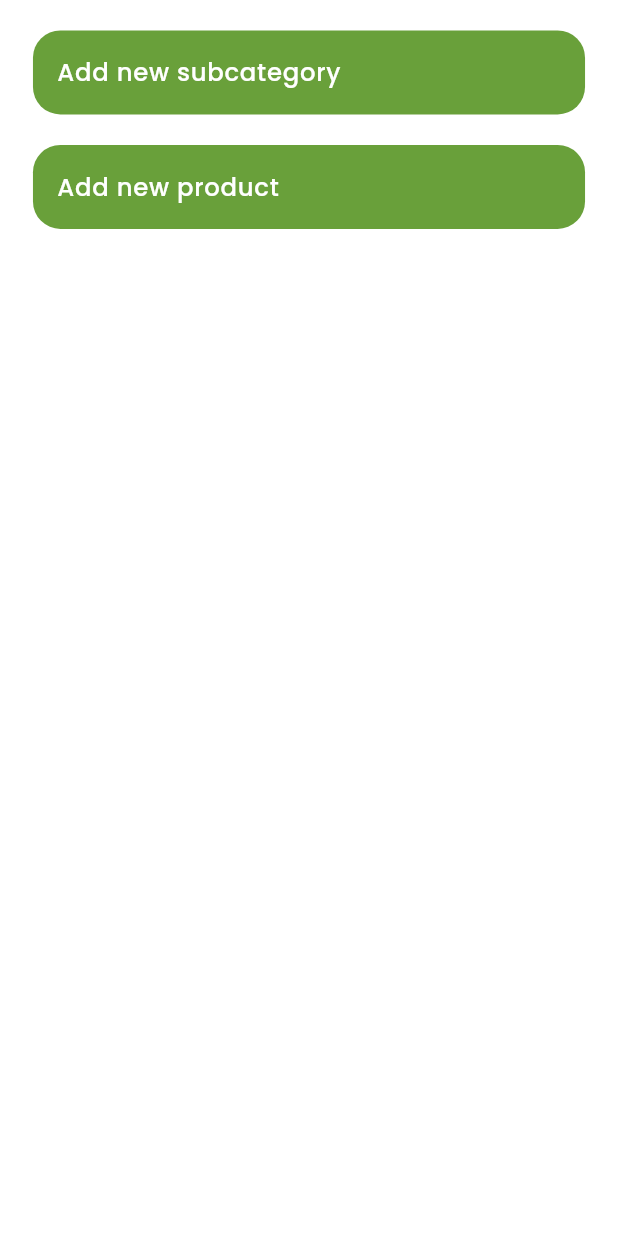
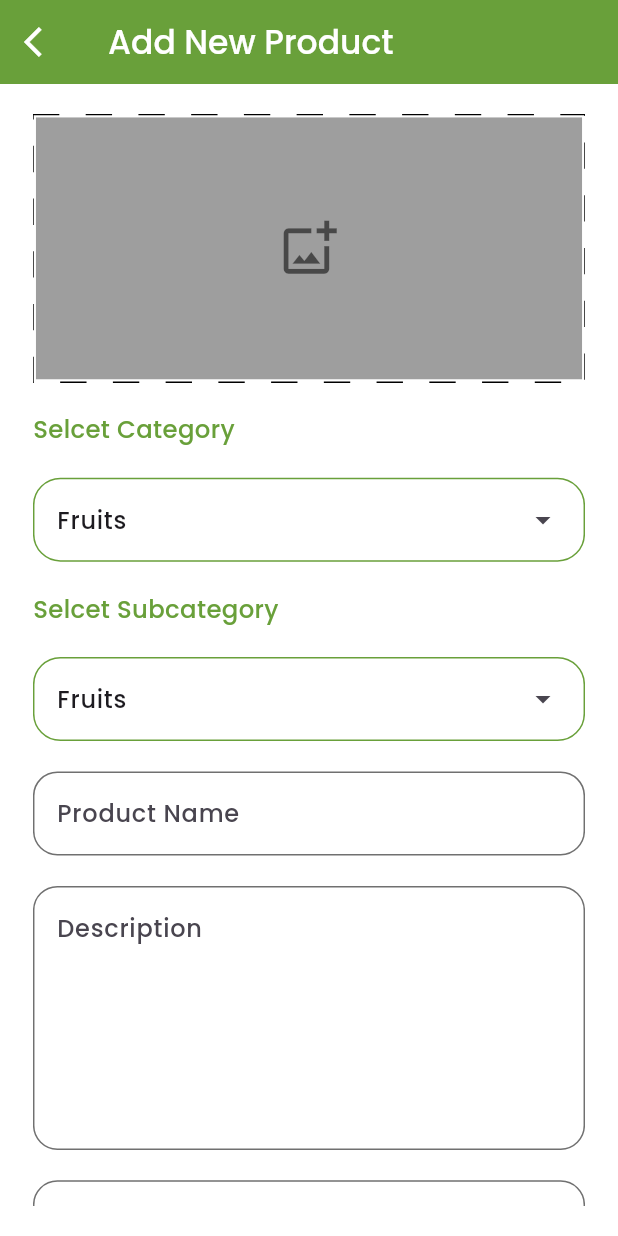
Before and after one commit to ahs25001/fruit_market, a Flutter app: the AddDataScreen screen opened directly, after a tap on "Add new product", on a phone screen of 412 x 824 dp. Run offline on Flutter 3.47's test engine with Material 3 defaults, Android fonts, the phone set to English and light mode, and no system bars; drawn by our look-alikes of dotted_border; our stand-ins replace animate_do, bloc, cloud_firestore, dartz, firebase_auth, firebase_core and 7 more; missing offline and left inert: flutter_facebook_auth; accounts and stored records are empty.

Commit message:
start in add product sreen
Signed-off-by: Ahmed Hassen <ahsn50071@gmail.com>

```diff
--- a/lib/core/utils/app_colors.dart
+++ b/lib/core/utils/app_colors.dart
@@ -4,3 +4,4 @@ Color primaryColor = const Color(0XFF69A03A);
 Color borderColor = const Color(0XFF707070);
 Color slectedTabColor = const Color(0XFFCC7D00);
 Color rateColor = const Color(0XFFFFB238);
+Color discriptionColor=const Color(0XFF626262);
--- a/lib/features/add_data/presentation/pages/add_data_screen.dart
+++ b/lib/features/add_data/presentation/pages/add_data_screen.dart
@@ -3,6 +3,7 @@ import 'package:flutter_bloc/flutter_bloc.dart';
 import 'package:flutter_screenutil/flutter_screenutil.dart';
 import 'package:fruit_market/core/utils/app_colors.dart';
 import 'package:fruit_market/features/add_data/presentation/cubit/add_data_cubit.dart';
+import 'package:fruit_market/features/add_data/presentation/pages/add_new_product_screen.dart';
 import 'package:fruit_market/features/add_data/presentation/wedgits/add_sub_category_dialog.dart';
 import 'package:get/get.dart' as getx;
 
@@ -90,7 +91,9 @@ class AddDataScreen extends StatelessWidget {
                           fontSize: 16.sp,
                           fontWeight: FontWeight.w600),
                     ),
-                    onTap: () {},
+                    onTap: () {
+                      getx.Get.to(AddNewProductScreen(),transition: getx.Transition.rightToLeftWithFade);
+                    },
                   ),
                 ],
               ),
--- /dev/null
+++ b/lib/features/add_data/presentation/pages/add_new_product_screen.dart
@@ -0,0 +1,152 @@
+import 'package:dotted_border/dotted_border.dart';
+import 'package:flutter/material.dart';
+import 'package:flutter_screenutil/flutter_screenutil.dart';
+import 'package:fruit_market/core/utils/app_colors.dart';
+import 'package:fruit_market/features/add_data/presentation/wedgits/input_data_field.dart';
+import 'package:get/get.dart' as getx;
+
+class AddNewProductScreen extends StatelessWidget {
+  const AddNewProductScreen({Key? key}) : super(key: key);
+
+  @override
+  Widget build(BuildContext context) {
+    return Scaffold(
+      // resizeToAvoidBottomInset: false,
+      appBar: AppBar(
+        leading: InkWell(
+          onTap: () => getx.Get.back(),
+          child: const Icon(
+            Icons.arrow_back_ios,
+            color: Colors.white,
+          ),
+        ),
+        backgroundColor: primaryColor,
+        title: const Text(
+          'Add New Product',
+          style: TextStyle(color: Colors.white),
+        ),
+      ),
+      body: Padding(
+        padding: EdgeInsets.symmetric(horizontal: 20.w, vertical: 20.h),
+        child: SingleChildScrollView(
+          child: Column(
+            crossAxisAlignment: CrossAxisAlignment.start,
+            children: [
+              DottedBorder(
+                color: Colors.black,
+                dashPattern: [16.w, 16.w, 16.w, 16.w],
+                child: Container(
+                    color: Colors.grey,
+                    width: double.infinity,
+                    height: 172.h,
+                    child: Icon(
+                      Icons.add_photo_alternate_outlined,
+                      color: Colors.black54,
+                      size: 40.sp,
+                    )),
+              ),
+              SizedBox(
+                height: 20.h,
+              ),
+              Text("Selcet Category",
+                  style: TextStyle(fontSize: 16.sp, color: primaryColor)),
+              SizedBox(
+                height: 20.h,
+              ),
+              DropdownMenu(
+                  width: double.infinity,
+                  menuStyle: MenuStyle(
+                    surfaceTintColor: WidgetStatePropertyAll(primaryColor),
+                    shape: WidgetStatePropertyAll(RoundedRectangleBorder(
+                      borderRadius: BorderRadius.circular(18.r),
+                      side: BorderSide(color: primaryColor),
+                    )),
+                    backgroundColor: WidgetStatePropertyAll(Colors.white),
+                  ),
+                  initialSelection: "fruits",
+                  inputDecorationTheme: InputDecorationTheme(
+                      hoverColor: primaryColor,
+                      enabledBorder: OutlineInputBorder(
+                        borderRadius: BorderRadius.circular(18.r),
+                        borderSide: BorderSide(color: primaryColor),
+                      ),
+                      border: OutlineInputBorder(
+                        borderRadius: BorderRadius.circular(18.r),
+                        borderSide: BorderSide(color: primaryColor),
+                      )),
+                  dropdownMenuEntries: [
+                    DropdownMenuEntry(label: "Fruits", value: "fruits"),
+                    DropdownMenuEntry(label: "Vegetables", value: "vegetables"),
+                    DropdownMenuEntry(label: "Dry Fruits", value: "dry Fruits"),
+                  ]),
+              SizedBox(
+                height: 20.h,
+              ),
+              Text("Selcet Subcategory",
+                  style: TextStyle(fontSize: 16.sp, color: primaryColor)),
+              SizedBox(
+                height: 20.h,
+              ),
+              DropdownMenu(
+                  width: double.infinity,
+                  menuStyle: MenuStyle(
+                    surfaceTintColor: WidgetStatePropertyAll(primaryColor),
+                    shape: WidgetStatePropertyAll(RoundedRectangleBorder(
+                      borderRadius: BorderRadius.circular(18.r),
+                      side: BorderSide(color: primaryColor),
+                    )),
+                    backgroundColor: WidgetStatePropertyAll(Colors.white),
+                  ),
+                  initialSelection: "fruits",
+                  inputDecorationTheme: InputDecorationTheme(
+                      hoverColor: primaryColor,
+                      enabledBorder: OutlineInputBorder(
+                        borderRadius: BorderRadius.circular(18.r),
+                        borderSide: BorderSide(color: primaryColor),
+                      ),
+                      border: OutlineInputBorder(
+                        borderRadius: BorderRadius.circular(18.r),
+                        borderSide: BorderSide(color: primaryColor),
+                      )),
+                  dropdownMenuEntries: [
+                    DropdownMenuEntry(label: "Fruits", value: "fruits"),
+                    DropdownMenuEntry(label: "Vegetables", value: "vegetables"),
+                    DropdownMenuEntry(label: "Dry Fruits", value: "dry Fruits"),
+                  ]),
+              SizedBox(height: 20.h),
+              InputDataField(
+                onSubmit: () {},
+                hint: "Product Name",
+                isDecription: false,
+                controller: TextEditingController(),
+                focusNode: FocusNode(),
+                isNumber: false,
+              ),
+              SizedBox(height: 20.h),
+              InputDataField(
+                onSubmit: () {},
+                hint: "Description",
+                isDecription: true,
+                controller: TextEditingController(),
+                focusNode: FocusNode(),
+                isNumber: false,
+              ),
+              SizedBox(height: 20.h),
+              InputDataField(
+                onSubmit: () {},
+                hint: "Price per/kg",
+                isDecription: false,
+                controller: TextEditingController(),
+                focusNode: FocusNode(),
+                isNumber: true,
+              ),
+              SizedBox(height: 20.h),
+              // ElevatedButton(onPressed: () {}, child: Tex)
+
+            ],
+          ),
+        ),
+      ),
+    );
+  }
+}
--- /dev/null
+++ b/lib/features/add_data/presentation/wedgits/input_data_field.dart
@@ -0,0 +1,50 @@
+import 'package:flutter/material.dart';
+import 'package:flutter_screenutil/flutter_screenutil.dart';
+import 'package:fruit_market/core/utils/app_colors.dart';
+
+// ignore: must_be_immutable
+class InputDataField extends StatelessWidget {
+  String hint;
+  TextEditingController controller;
+  bool isDecription;
+  bool isNumber;
+  FocusNode focusNode;
+  VoidCallback onSubmit;
+
+  InputDataField({
+    super.key,
+    required this.onSubmit,
+    required this.hint,
+    required this.focusNode,
+    required this.controller,
+    required this.isDecription,
+    required this.isNumber,
+  });
+
+  @override
+  Widget build(BuildContext context) {
+    return TextFormField(
+      keyboardType: isNumber ? TextInputType.number : TextInputType.text,
+      cursorOpacityAnimates: true,
+      controller: controller,
+      focusNode: focusNode,
+      onFieldSubmitted: (value) => onSubmit(),
+      decoration: InputDecoration(
+        border: OutlineInputBorder(
+          borderRadius: BorderRadius.circular(16.r),
+        ),
+        focusedBorder: OutlineInputBorder(
+          borderRadius: BorderRadius.circular(16.r),
+          borderSide: BorderSide(color: primaryColor),
+        ),
+        enabledBorder: OutlineInputBorder(
+          borderRadius: BorderRadius.circular(16.r),
+          borderSide: BorderSide(color: borderColor),
+        ),
+        hintText: hint,
+
+      ),
+      maxLines: isDecription ? 6 : 1,
+    );
+  }
+}
--- a/pubspec.yaml
+++ b/pubspec.yaml
@@ -49,6 +49,7 @@ dependencies:
   cloud_firestore: ^5.6.2
   flutter_rating: ^2.0.2
   dartz: ^0.10.1
+  dotted_border: ^2.1.0
 dev_dependencies:
   flutter_test:
     sdk: flutter
```
Also changed, not shown: lib/features/home/presentation/widgets/fruit_item.dart (+32 -1 lines), lib/features/products_details/presentation/pages/product_details_screen.dart (added, +133 -0 lines), pubspec.lock.
